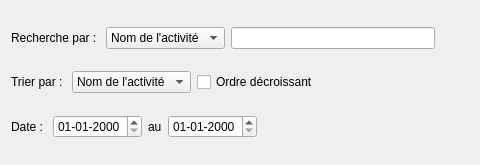
Before: the Qt Designer form GUI/CentralWidget/widget_activite.ui in samueldrouin/PyGuide, drawn with Qt 5; both pictures show x 0 to 480 and y 0 to 165 of the 752 by 165 pixel window.
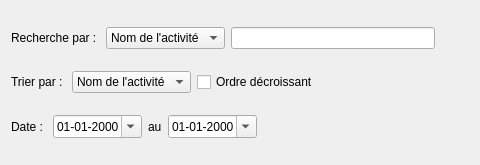
After: the same form once the commit is applied.

Commit message: Ajout de l'aperçu des activités (Issue #19)

The edit to the form file:
```diff
--- a/GUI/CentralWidget/widget_activite.ui
+++ b/GUI/CentralWidget/widget_activite.ui
@@ -146,6 +146,9 @@
        <property name="displayFormat">
         <string notr="true">dd-MM-yyyy</string>
        </property>
+       <property name="calendarPopup">
+        <bool>true</bool>
+       </property>
       </widget>
      </item>
      <item>
@@ -160,6 +163,9 @@
        <property name="displayFormat">
         <string notr="true">dd-MM-yyyy</string>
        </property>
+       <property name="calendarPopup">
+        <bool>true</bool>
+       </property>
       </widget>
      </item>
      <item>
```
The commit also changes 1 other file.
